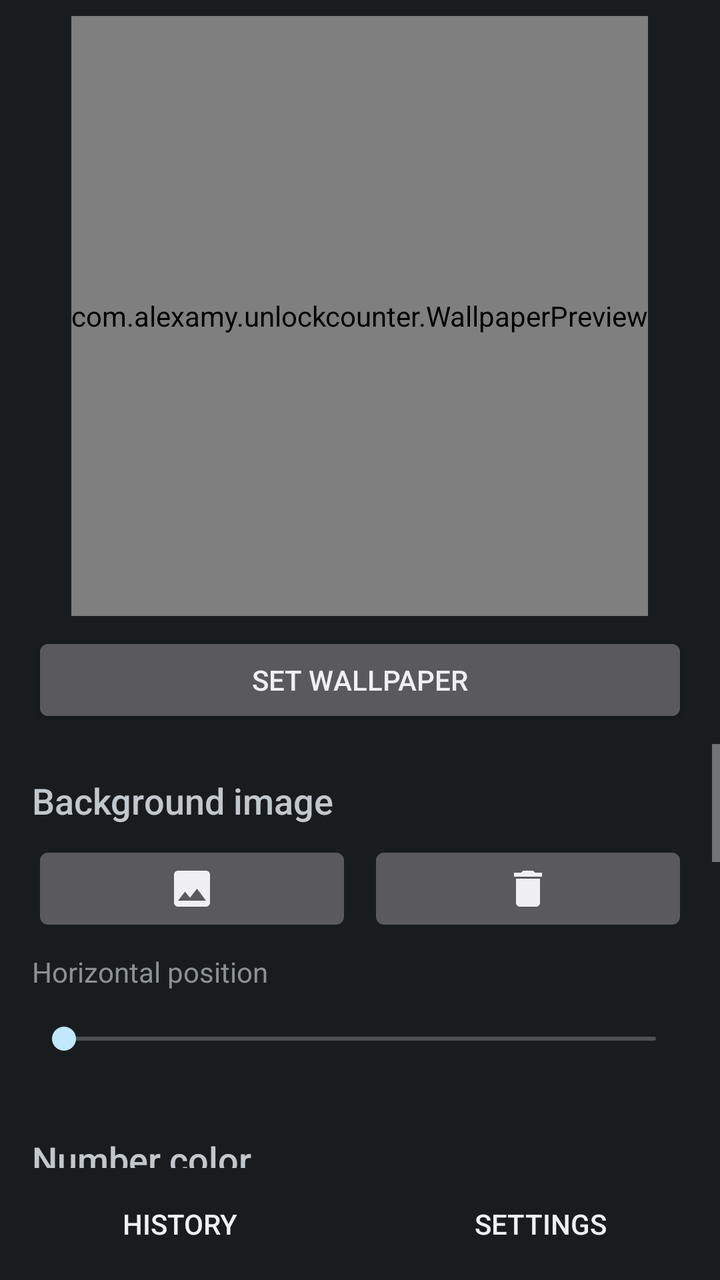
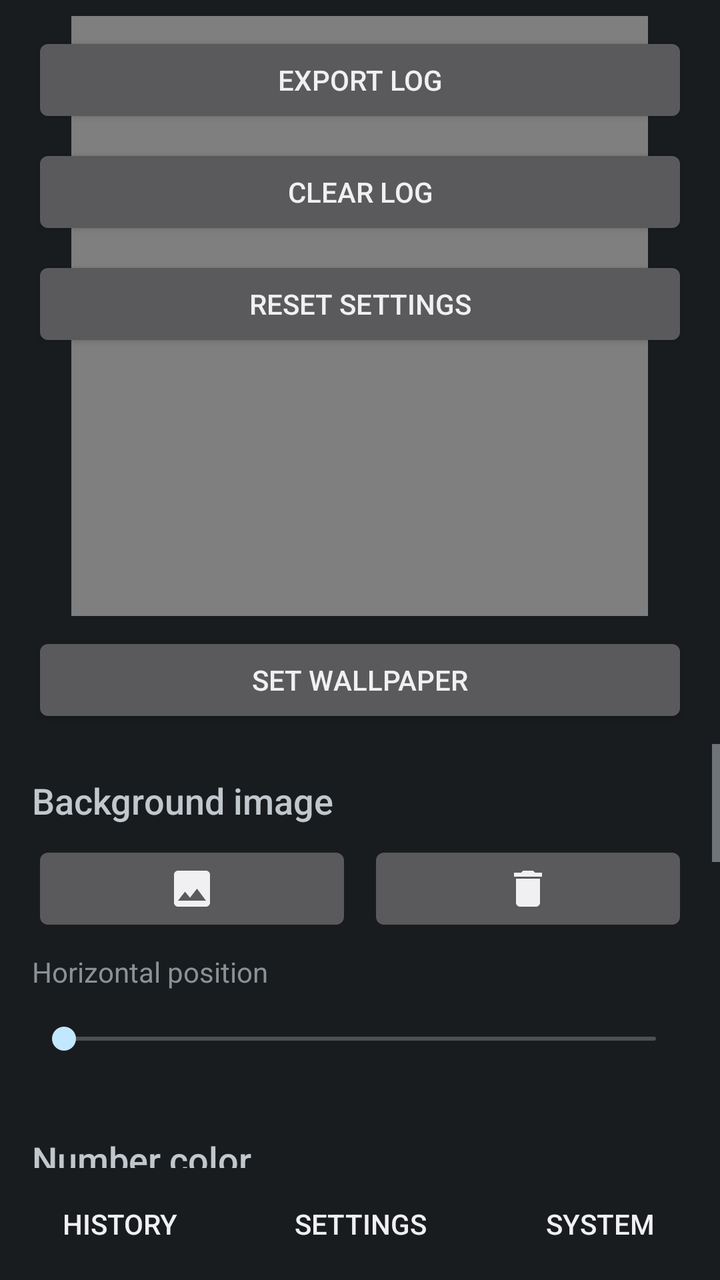

An Android layout rendered at two revisions. The XML below is the earlier revision; the diff shows what the commit changed to produce the second picture.
<!-- AndroidManifest.xml: activity theme android:Theme.DeviceDefault -->
<!-- res/layout/activity_main.xml -->
<?xml version="1.0" encoding="utf-8"?>
<LinearLayout xmlns:android="http://schemas.android.com/apk/res/android"
    android:layout_width="match_parent"
    android:layout_height="match_parent"
    android:orientation="vertical">

    <FrameLayout
        android:layout_width="match_parent"
        android:layout_height="0dp"
        android:layout_weight="1">

        <include
            android:id="@+id/tab_history"
            layout="@layout/tab_history" />

        <include
            android:id="@+id/tab_settings"
            layout="@layout/tab_settings" />
    </FrameLayout>

    <LinearLayout
        android:layout_width="match_parent"
        android:layout_height="wrap_content"
        android:orientation="horizontal">

        <Button
            android:id="@+id/show_history"
            style="?android:attr/borderlessButtonStyle"
            android:layout_width="0dp"
            android:layout_height="56dp"
            android:layout_weight="1"
            android:text="@string/tab_history" />

        <Button
            android:id="@+id/show_settings"
            style="?android:attr/borderlessButtonStyle"
            android:layout_width="0dp"
            android:layout_height="56dp"
            android:layout_weight="1"
            android:text="@string/tab_settings" />
    </LinearLayout>
</LinearLayout>
<!-- res/layout/tab_history.xml (included above) -->
<?xml version="1.0" encoding="utf-8"?>
<FrameLayout xmlns:android="http://schemas.android.com/apk/res/android"
    android:layout_width="match_parent"
    android:layout_height="match_parent">

    <ListView
        android:id="@+id/history"
        android:layout_width="match_parent"
        android:layout_height="match_parent"
        android:padding="16dp" />
</FrameLayout>
<!-- res/layout/tab_settings.xml (included above) -->
<?xml version="1.0" encoding="utf-8"?>
<LinearLayout xmlns:android="http://schemas.android.com/apk/res/android"
    android:layout_width="match_parent"
    android:layout_height="match_parent"
    android:orientation="vertical">

    <com.alexamy.unlockcounter.WallpaperPreview
        android:id="@+id/settings_preview"
        android:layout_width="wrap_content"
        android:layout_height="300dp"
        android:layout_gravity="center_horizontal"
        android:layout_marginTop="8dp" />

    <Button
        android:id="@+id/set_wallpaper"
        android:layout_width="match_parent"
        android:layout_height="wrap_content"
        android:layout_marginHorizontal="16dp"
        android:layout_marginVertical="8dp"
        android:text="@string/set_wallpaper" />

    <ScrollView
        android:layout_width="match_parent"
        android:layout_height="0dp"
        android:layout_weight="1">

        <LinearLayout
            android:layout_width="match_parent"
            android:layout_height="wrap_content"
            android:orientation="vertical"
            android:padding="16dp">

            <TextView
                style="@android:style/TextAppearance.DeviceDefault.Medium"
                android:layout_width="wrap_content"
                android:layout_height="wrap_content"
                android:text="@string/background_image" />

            <LinearLayout
                android:layout_width="match_parent"
                android:layout_height="wrap_content"
                android:layout_marginTop="8dp"
                android:orientation="horizontal">

                <ImageButton
                    android:id="@+id/pick_image"
                    android:layout_width="0dp"
                    android:layout_height="48dp"
                    android:layout_marginEnd="8dp"
                    android:layout_weight="1"
                    android:contentDescription="@string/pick_image"
                    android:src="@drawable/ic_image" />

                <ImageButton
                    android:id="@+id/remove_image"
                    android:layout_width="0dp"
                    android:layout_height="48dp"
                    android:layout_weight="1"
                    android:contentDescription="@string/remove_image"
                    android:src="@drawable/ic_delete" />
            </LinearLayout>

            <TextView
                android:layout_width="wrap_content"
                android:layout_height="wrap_content"
                android:layout_marginTop="8dp"
                android:text="@string/image_x" />

            <SeekBar
                android:id="@+id/image_x"
                android:layout_width="match_parent"
                android:layout_height="48dp"
                android:max="100" />

            <TextView
                style="@android:style/TextAppearance.DeviceDefault.Medium"
                android:layout_width="wrap_content"
                android:layout_height="wrap_content"
                android:layout_marginTop="24dp"
                android:text="@string/number_color" />

            <View
                android:id="@+id/color_preview"
                android:layout_width="match_parent"
                android:layout_height="48dp"
                android:layout_marginVertical="8dp" />

            <TextView
                android:layout_width="wrap_content"
                android:layout_height="wrap_content"
                android:text="@string/hue" />

            <SeekBar
                android:id="@+id/hue"
                android:layout_width="match_parent"
                android:layout_height="48dp"
                android:max="360" />

            <TextView
                android:layout_width="wrap_content"
                android:layout_height="wrap_content"
                android:text="@string/saturation" />

            <SeekBar
                android:id="@+id/saturation"
                android:layout_width="match_parent"
                android:layout_height="48dp"
                android:max="100" />

            <TextView
                android:layout_width="wrap_content"
                android:layout_height="wrap_content"
                android:text="@string/brightness" />

            <SeekBar
                android:id="@+id/brightness"
                android:layout_width="match_parent"
                android:layout_height="48dp"
                android:max="100" />

            <TextView
                android:layout_width="wrap_content"
                android:layout_height="wrap_content"
                android:text="@string/opacity" />

            <SeekBar
                android:id="@+id/opacity"
                android:layout_width="match_parent"
                android:layout_height="48dp"
                android:max="90" />

            <TextView
                style="@android:style/TextAppearance.DeviceDefault.Medium"
                android:layout_width="wrap_content"
                android:layout_height="wrap_content"
                android:layout_marginTop="24dp"
                android:text="@string/size" />

            <SeekBar
                android:id="@+id/size"
                android:layout_width="match_parent"
                android:layout_height="48dp"
                android:max="85" />

            <TextView
                style="@android:style/TextAppearance.DeviceDefault.Medium"
                android:layout_width="wrap_content"
                android:layout_height="wrap_content"
                android:layout_marginTop="24dp"
                android:text="@string/position" />

            <GridLayout
                android:id="@+id/positions"
                android:layout_width="wrap_content"
                android:layout_height="wrap_content"
                android:layout_gravity="center_horizontal"
                android:columnCount="3" />

            <TextView
                style="@android:style/TextAppearance.DeviceDefault.Medium"
                android:layout_width="wrap_content"
                android:layout_height="wrap_content"
                android:layout_marginTop="24dp"
                android:text="@string/font" />

            <RadioGroup
                android:id="@+id/fonts"
                android:layout_width="match_parent"
                android:layout_height="wrap_content" />
        </LinearLayout>
    </ScrollView>
</LinearLayout>
<!-- resources referenced by this layout -->
<resources>
  <!-- drawable ic_delete (drawable) -->
  <?xml version="1.0" encoding="utf-8"?>
  <vector xmlns:android="http://schemas.android.com/apk/res/android"
      android:width="24dp"
      android:height="24dp"
      android:tint="?android:attr/textColorPrimary"
      android:viewportWidth="24"
      android:viewportHeight="24">
      <path
          android:fillColor="#FFFFFF"
          android:pathData="M6,19c0,1.1 0.9,2 2,2h8c1.1,0 2,-0.9 2,-2V7H6v12zM19,4h-3.5l-1,-1h-5l-1,1H5v2h14V4z" />
  </vector>
  <!-- drawable ic_image (drawable) -->
  <?xml version="1.0" encoding="utf-8"?>
  <vector xmlns:android="http://schemas.android.com/apk/res/android"
      android:width="24dp"
      android:height="24dp"
      android:tint="?android:attr/textColorPrimary"
      android:viewportWidth="24"
      android:viewportHeight="24">
      <path
          android:fillColor="#FFFFFF"
          android:pathData="M21,19V5c0,-1.1 -0.9,-2 -2,-2H5c-1.1,0 -2,0.9 -2,2v14c0,1.1 0.9,2 2,2h14c1.1,0 2,-0.9 2,-2zM8.5,13.5l2.5,3.01L14.5,12l4.5,6H5l3.5,-4.5z" />
  </vector>
  <string name="background_image">Background image</string>
  <string name="brightness">Brightness</string>
  <string name="font">Font</string>
  <string name="hue">Hue</string>
  <string name="image_x">Horizontal position</string>
  <string name="number_color">Number color</string>
  <string name="opacity">Opacity</string>
  <string name="pick_image">Pick image</string>
  <string name="position">Position</string>
  <string name="remove_image">Remove image</string>
  <string name="saturation">Saturation</string>
  <string name="set_wallpaper">Set wallpaper</string>
  <string name="size">Size</string>
  <string name="tab_history">History</string>
  <string name="tab_settings">Settings</string>
</resources>

<!-- the commit's change to res/layout/activity_main.xml (unified diff, before → after) -->
@@ -16,6 +16,10 @@
         <include
             android:id="@+id/tab_settings"
             layout="@layout/tab_settings" />
+
+        <include
+            android:id="@+id/tab_system"
+            layout="@layout/tab_system" />
     </FrameLayout>
 
     <LinearLayout
@@ -38,6 +42,14 @@
             android:layout_height="56dp"
             android:layout_weight="1"
             android:text="@string/tab_settings" />
+
+        <Button
+            android:id="@+id/show_system"
+            style="?android:attr/borderlessButtonStyle"
+            android:layout_width="0dp"
+            android:layout_height="56dp"
+            android:layout_weight="1"
+            android:text="@string/tab_system" />
     </LinearLayout>
 </LinearLayout>
 <!-- res/layout/tab_history.xml (included above) -->
@@ -225,3 +237,31 @@
         </LinearLayout>
     </ScrollView>
 </LinearLayout>
+<!-- res/layout/tab_system.xml (included above) -->
+<?xml version="1.0" encoding="utf-8"?>
+<LinearLayout xmlns:android="http://schemas.android.com/apk/res/android"
+    android:layout_width="match_parent"
+    android:layout_height="match_parent"
+    android:orientation="vertical"
+    android:padding="16dp">
+
+    <Button
+        android:id="@+id/export_log"
+        android:layout_width="match_parent"
+        android:layout_height="wrap_content"
+        android:text="@string/export_log" />
+
+    <Button
+        android:id="@+id/clear_log"
+        android:layout_width="match_parent"
+        android:layout_height="wrap_content"
+        android:layout_marginTop="8dp"
+        android:text="@string/clear_log" />
+
+    <Button
+        android:id="@+id/reset_settings"
+        android:layout_width="match_parent"
+        android:layout_height="wrap_content"
+        android:layout_marginTop="8dp"
+        android:text="@string/reset_settings" />
+</LinearLayout>
<!-- resource entries referenced after the edit -->
@@ -26,6 +26,8 @@
   </vector>
   <string name="background_image">Background image</string>
   <string name="brightness">Brightness</string>
+  <string name="clear_log">Clear log</string>
+  <string name="export_log">Export log</string>
   <string name="font">Font</string>
   <string name="hue">Hue</string>
   <string name="image_x">Horizontal position</string>
@@ -34,10 +36,12 @@
   <string name="pick_image">Pick image</string>
   <string name="position">Position</string>
   <string name="remove_image">Remove image</string>
+  <string name="reset_settings">Reset settings</string>
   <string name="saturation">Saturation</string>
   <string name="set_wallpaper">Set wallpaper</string>
   <string name="size">Size</string>
   <string name="tab_history">History</string>
   <string name="tab_settings">Settings</string>
+  <string name="tab_system">System</string>
 </resources>
 
